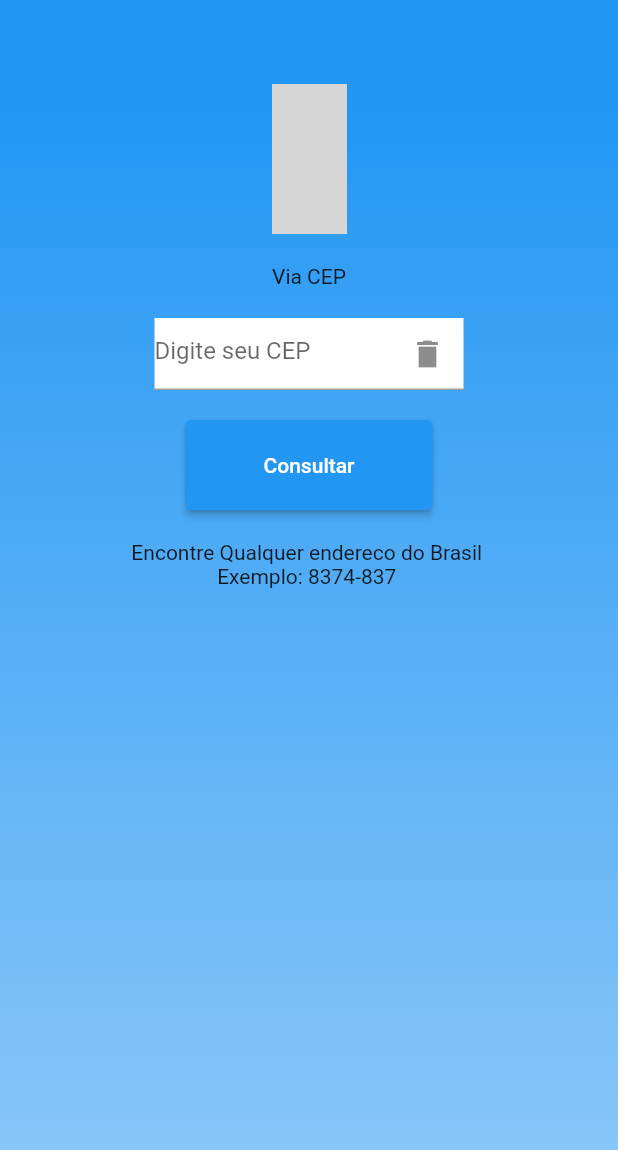
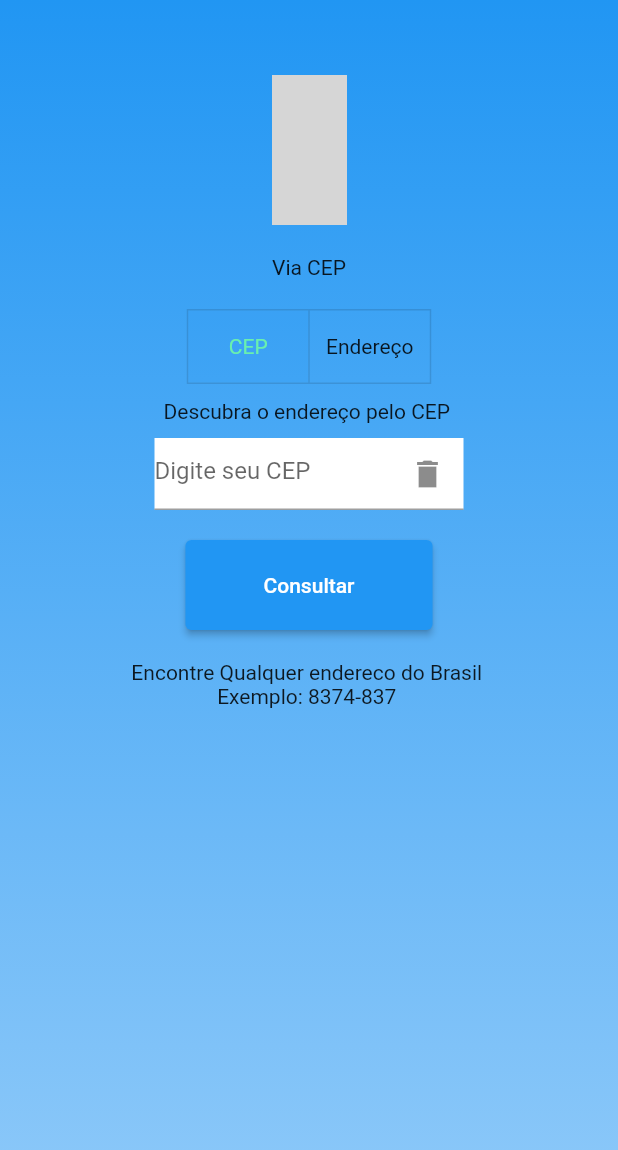
Before and after one commit to michelmelo25/ViaCep, a Flutter app: the screen it shows after launch, on a phone screen of 412 x 824 dp. Shown: the top 1150 px of the screen. Run offline on Flutter 3.47's test engine with Material 2 defaults, Android fonts, the light colour scheme and no system bars; our stand-ins replace dartz, dio, equatable, flutter_modular, mask_text_input_formatter, mobx; generated files the repository leaves out were written again; grey boxes are pictures that could not be loaded.

Commit message:
iniciando pagina de consgunta pelo endereco

```diff
--- a/viacep/lib/features/home/pages/home_page.dart
+++ b/viacep/lib/features/home/pages/home_page.dart
@@ -4,6 +4,7 @@ import 'package:viacep/core/configs/device/device_info.dart';
 import 'package:viacep/core/configs/routes/app_routes.dart';
 import 'package:viacep/core/error/failures.dart';
 import 'package:viacep/features/home/controllers/home_controller.dart';
+import 'package:viacep/features/home/widget/serch_by_address_widget.dart';
 import 'package:viacep/features/home/widget/serch_by_cep_widget.dart';
 import 'package:viacep/shared/widgets/load_progress_widget.dart';
 
@@ -17,21 +18,29 @@ class HomePage extends StatefulWidget {
 
 class _HomePageState extends State<HomePage> {
   TextEditingController controllerCep = TextEditingController();
+  final TextEditingController controllerUF = TextEditingController();
+  final TextEditingController controllerMunicipio = TextEditingController();
+  final TextEditingController controllerBairro = TextEditingController();
   Deviceinfo deviceinfo = Deviceinfo();
   bool load = false;
+  List<bool> selected = [true, false];
   @override
   Widget build(BuildContext context) {
     return Scaffold(
-      appBar: AppBar(
-        elevation: 0,
-      ),
+      // appBar: AppBar(
+      //   elevation: 0,
+      // ),
       body: (load) ? LoadProgressWidget() : buildBody(context),
     );
   }
 
   Widget buildBody(BuildContext context) {
-    return Container(
+    return SingleChildScrollView(
+      child: Container(
         width: deviceinfo.width(context),
+        height: deviceinfo.height(context),
+        padding: EdgeInsets.only(top: 50),
+        alignment: Alignment.center,
         decoration: BoxDecoration(
           gradient: LinearGradient(
             colors: [Colors.blue, Colors.blue.shade200],
@@ -55,8 +64,40 @@ class _HomePageState extends State<HomePage> {
               padding: EdgeInsets.symmetric(vertical: 20),
               child: Text("Via CEP"),
             ),
-          SerchbyCepWidget(controllerCep: controllerCep, action: action)
+            Container(
+              child: ToggleButtons(
+                selectedColor: Colors.greenAccent,
+                children: [
+                  Container(
+                    alignment: Alignment.center,
+                    width: 80,
+                    child: Text("CEP"),
+                  ),
+                  Container(
+                    alignment: Alignment.center,
+                    width: 80,
+                    child: Text("Endereço"),
+                  ),
                 ],
+                isSelected: selected,
+                onPressed: (index) {
+                  final selct = selected.indexOf(true);
+                  setState(() {
+                    selected[selct] = false;
+                    selected[index] = true;
+                  });
+                },
+              ),
+            ),
+            (selected.first == true)
+                ? SerchbyCepWidget(controllerCep: controllerCep, action: action)
+                : SerchByAddressWidget(
+                    controllerUF: controllerUF,
+                    controllerMunicipio: controllerMunicipio,
+                    controllerBairro: controllerBairro,
+                    action: action),
+          ],
+        ),
       ),
     );
   }
--- a/viacep/lib/features/home/widget/serch_by_cep_widget.dart
+++ b/viacep/lib/features/home/widget/serch_by_cep_widget.dart
@@ -20,6 +20,10 @@ class SerchbyCepWidget extends StatelessWidget {
       child: Column(
         children: [
           Container(
+            padding: EdgeInsets.symmetric(vertical: 10),
+            child: SelectableText("Descubra o endereço pelo CEP"),
+          ),
+          Container(
             width: deviceinfo.width(context) * 0.5,
             alignment: Alignment.center,
             color: Colors.white,
@@ -34,6 +38,7 @@ class SerchbyCepWidget extends StatelessWidget {
                 ),
                 hintText: "Digite seu CEP",
               ),
+              keyboardType: TextInputType.number,
               inputFormatters: [
                 MaskTextInputFormatter(
                   mask: "#####-###",
```
Also changed, not shown: viacep/lib/features/home/widget/serch_by_address_widget.dart (added, +109 -0 lines). Lines whose indentation alone changed are shown as unchanged.
